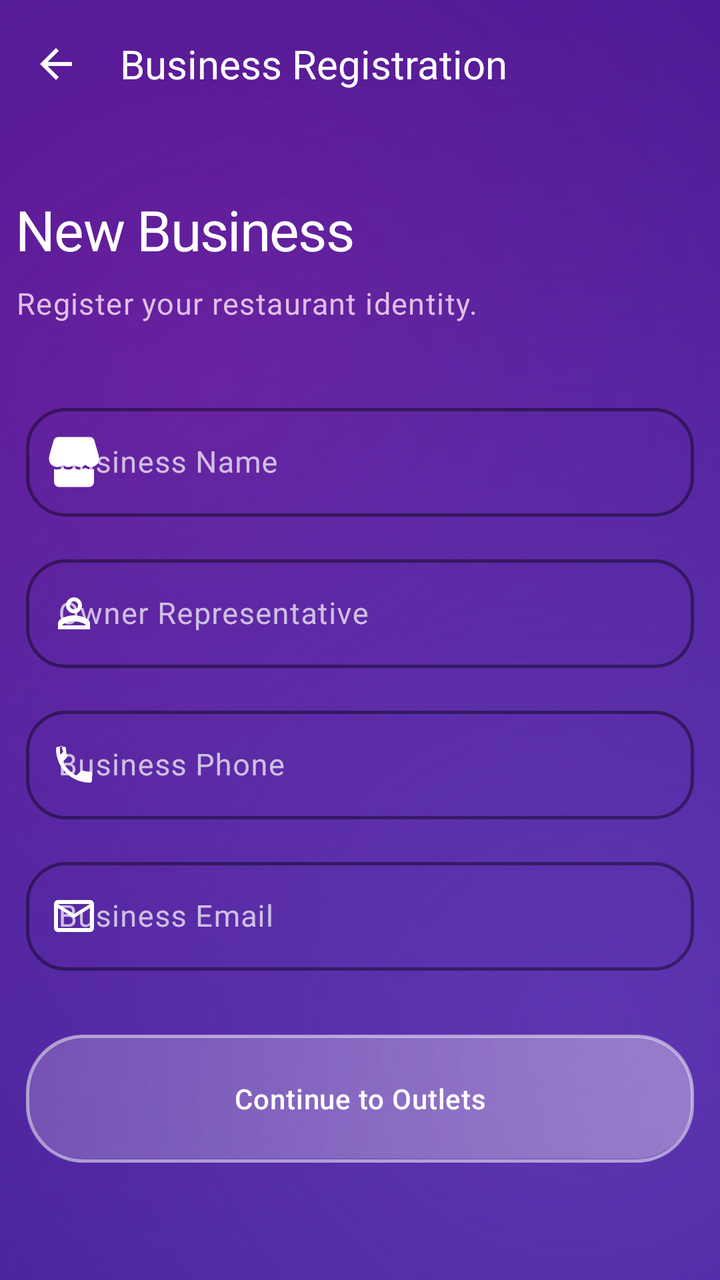
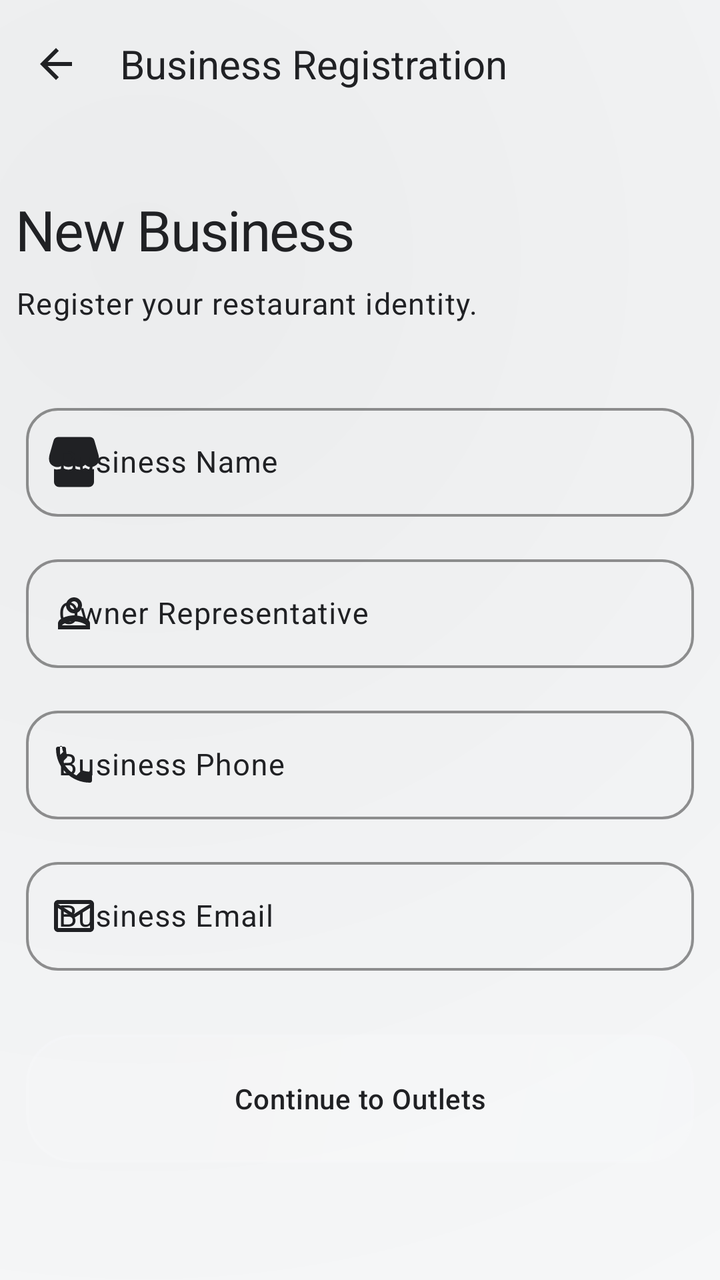

Before-and-after screenshots of an Android layout around one commit, followed by the original layout XML and the change that was made.
<!-- AndroidManifest.xml: application theme Theme.KasirAPP -->
<!-- res/layout/activity_register_restaurant.xml -->
<?xml version="1.0" encoding="utf-8"?>
<androidx.coordinatorlayout.widget.CoordinatorLayout
    xmlns:android="http://schemas.android.com/apk/res/android"
    xmlns:app="http://schemas.android.com/apk/res-auto"
    android:layout_width="match_parent"
    android:layout_height="match_parent"
    android:background="@drawable/bg_liquid_purple_gradient">

    <com.google.android.material.appbar.AppBarLayout
        android:layout_width="match_parent"
        android:layout_height="wrap_content"
        android:background="@android:color/transparent"
        android:fitsSystemWindows="true"
        app:elevation="0dp">

        <com.google.android.material.appbar.MaterialToolbar
            android:id="@+id/toolbar"
            android:layout_width="match_parent"
            android:layout_height="?attr/actionBarSize"
            app:navigationIcon="@drawable/ic_arrow_back"
            app:navigationIconTint="@color/white"
            app:title="Business Registration"
            app:titleTextColor="@color/white"
            android:background="@android:color/transparent" />

    </com.google.android.material.appbar.AppBarLayout>

    <androidx.core.widget.NestedScrollView
        android:id="@+id/scrollView"
        android:layout_width="match_parent"
        android:layout_height="match_parent"
        android:clipToPadding="false"
        android:fillViewport="true"
        app:layout_behavior="@string/appbar_scrolling_view_behavior">

        <LinearLayout
            android:id="@+id/containerRegisterRestaurant"
            android:layout_width="match_parent"
            android:layout_height="wrap_content"
            android:orientation="vertical"
            android:paddingHorizontal="8dp"
            android:paddingTop="32dp">

            
            <View android:id="@+id/imgHeader" android:layout_width="0dp" android:layout_height="0dp" android:visibility="gone"/>
            <View android:id="@+id/tvHeaderTitle" android:layout_width="0dp" android:layout_height="0dp" android:visibility="gone"/>
            <View android:id="@+id/tvHeaderSubtitle" android:layout_width="0dp" android:layout_height="0dp" android:visibility="gone"/>

            <TextView
                style="@style/TextAppearance.Future.HeadlineLarge"
                android:layout_width="wrap_content"
                android:layout_height="wrap_content"
                android:text="New Business"
                android:textColor="@color/white" />

            <TextView
                style="@style/TextAppearance.Future.BodyLarge"
                android:layout_width="wrap_content"
                android:layout_height="wrap_content"
                android:layout_marginTop="8dp"
                android:text="Register your restaurant identity."
                android:textColor="#E1BEE7" />

            <com.google.android.material.card.MaterialCardView
                style="@style/Widget.App.Card"
                android:id="@+id/cardForm"
                android:layout_width="match_parent"
                android:layout_height="wrap_content"
                android:layout_marginTop="32dp"
                app:cardCornerRadius="32dp"
                app:cardElevation="0dp">

                <LinearLayout
                    android:layout_width="match_parent"
                    android:layout_height="wrap_content"
                    android:orientation="vertical"
                    android:padding="5dp">

                    <com.google.android.material.textfield.TextInputLayout
                        style="@style/Widget.App.TextInputLayout"
                        android:layout_width="match_parent"
                        android:layout_height="wrap_content"
                        app:startIconDrawable="@drawable/ic_store"
                        app:startIconTint="@color/white"
                        app:hintTextColor="@color/white"
                        app:boxStrokeColor="@color/white"
                        android:hint="Business Name">
                        <com.google.android.material.textfield.TextInputEditText
                            android:id="@+id/edtNamaRestoran"
                            android:layout_width="match_parent"
                            android:layout_height="wrap_content"
                            android:textColor="@color/white"
                            android:inputType="textCapWords"/>
                    </com.google.android.material.textfield.TextInputLayout>

                    <com.google.android.material.textfield.TextInputLayout
                        style="@style/Widget.App.TextInputLayout"
                        android:layout_width="match_parent"
                        android:layout_height="wrap_content"
                        android:layout_marginTop="16dp"
                        app:startIconDrawable="@drawable/ic_person"
                        app:startIconTint="@color/white"
                        app:hintTextColor="@color/white"
                        app:boxStrokeColor="@color/white"
                        android:hint="Owner Representative">
                        <com.google.android.material.textfield.TextInputEditText
                            android:id="@+id/edtPemilik"
                            android:layout_width="match_parent"
                            android:layout_height="wrap_content"
                            android:textColor="@color/white"
                            android:inputType="textPersonName"/>
                    </com.google.android.material.textfield.TextInputLayout>

                    <com.google.android.material.textfield.TextInputLayout
                        style="@style/Widget.App.TextInputLayout"
                        android:layout_width="match_parent"
                        android:layout_height="wrap_content"
                        android:layout_marginTop="16dp"
                        app:startIconDrawable="@drawable/ic_phone"
                        app:startIconTint="@color/white"
                        app:hintTextColor="@color/white"
                        app:boxStrokeColor="@color/white"
                        android:hint="Business Phone">
                        <com.google.android.material.textfield.TextInputEditText
                            android:id="@+id/edtTelepon"
                            android:layout_width="match_parent"
                            android:layout_height="wrap_content"
                            android:textColor="@color/white"
                            android:inputType="phone"/>
                    </com.google.android.material.textfield.TextInputLayout>

                    <com.google.android.material.textfield.TextInputLayout
                        style="@style/Widget.App.TextInputLayout"
                        android:layout_width="match_parent"
                        android:layout_height="wrap_content"
                        android:layout_marginTop="16dp"
                        app:startIconDrawable="@drawable/ic_email"
                        app:startIconTint="@color/white"
                        app:hintTextColor="@color/white"
                        app:boxStrokeColor="@color/white"
                        android:hint="Business Email">
                        <com.google.android.material.textfield.TextInputEditText
                            android:id="@+id/edtEmail"
                            android:layout_width="match_parent"
                            android:layout_height="wrap_content"
                            android:textColor="@color/white"
                            android:inputType="textEmailAddress"/>
                    </com.google.android.material.textfield.TextInputLayout>

                    <com.google.android.material.button.MaterialButton
                        android:id="@+id/btnLanjutCabang"
                        style="@style/Widget.App.Button"
                        android:layout_width="match_parent"
                        android:layout_height="64dp"
                        android:layout_marginTop="32dp"
                        android:text="Continue to Outlets"
                        android:textAllCaps="false"
                        android:textAppearance="@style/TextAppearance.Future.LabelLarge"
                        android:textColor="@color/white"
                        app:cornerRadius="20dp" />

                </LinearLayout>

            </com.google.android.material.card.MaterialCardView>

        </LinearLayout>
    </androidx.core.widget.NestedScrollView>
</androidx.coordinatorlayout.widget.CoordinatorLayout>
<!-- resources referenced by this layout -->
<resources>
  <color name="white">#FFFFFF</color>
  <!-- drawable bg_liquid_purple_gradient (drawable) -->
  <?xml version="1.0" encoding="utf-8"?>
  <layer-list xmlns:android="http://schemas.android.com/apk/res/android">
      
      <item>
          <shape android:shape="rectangle">
              <solid android:color="#311B92" />
          </shape>
      </item>
  
      
      <item>
          <shape android:shape="rectangle">
              <gradient
                  android:angle="135"
                  android:centerX="30%"
                  android:centerY="30%"
                  android:endColor="@android:color/transparent"
                  android:gradientRadius="600dp"
                  android:startColor="#6A1B9A"
                  android:type="radial" />
          </shape>
      </item>
  
      
      <item>
          <shape android:shape="rectangle">
              <gradient
                  android:angle="315"
                  android:centerX="80%"
                  android:centerY="80%"
                  android:endColor="@android:color/transparent"
                  android:gradientRadius="500dp"
                  android:startColor="#5E35B1"
                  android:type="radial" />
          </shape>
      </item>
  </layer-list>
  <style name="Widget.App.Button" parent="Widget.Material3.Button.TonalButton">
          <item name="cornerRadius">20dp</item>
          <item name="android:background">@drawable/bg_liquid_glass</item>
          <item name="android:insetTop">0dp</item>
          <item name="android:insetBottom">0dp</item>
          <item name="android:textColor">@color/white</item>
      </style>
  <style name="Widget.App.Card" parent="Widget.Material3.CardView.Filled">
          <item name="cardCornerRadius">28dp</item>
          <item name="cardElevation">0dp</item>
          <item name="strokeWidth">0dp</item>
          <item name="android:background">@drawable/bg_liquid_glass</item>
          <item name="cardBackgroundColor">@android:color/transparent</item>
      </style>
  <style name="Widget.App.TextInputLayout" parent="Widget.Material3.TextInputLayout.OutlinedBox">
          <item name="boxCornerRadiusTopStart">20dp</item>
          <item name="boxCornerRadiusTopEnd">20dp</item>
          <item name="boxCornerRadiusBottomStart">20dp</item>
          <item name="boxCornerRadiusBottomEnd">20dp</item>
          <item name="boxStrokeColor">#80FFFFFF</item>
          <item name="boxStrokeWidth">1.5dp</item>
          <item name="boxStrokeWidthFocused">2.5dp</item>
          <item name="android:textColorHint">#B3FFFFFF</item>
      </style>
  <style name="TextAppearance.Premium.BodyLarge" parent="TextAppearance.Material3.BodyLarge">
          <item name="android:textSize">15sp</item>
          <item name="android:fontFamily">sans-serif</item>
          <item name="android:lineSpacingExtra">3dp</item>
          <item name="android:textColor">#E1BEE7</item>
      </style>
  <style name="TextAppearance.Premium.HeadlineLarge" parent="TextAppearance.Material3.HeadlineLarge">
          <item name="android:textSize">28sp</item>
          <item name="android:fontFamily">sans-serif-medium</item>
          <item name="android:letterSpacing">-0.02</item>
          <item name="android:textColor">@color/white</item>
      </style>
  <style name="TextAppearance.Premium.LabelLarge" parent="TextAppearance.Material3.LabelLarge">
          <item name="android:textSize">14sp</item>
          <item name="android:fontFamily">sans-serif-medium</item>
          <item name="android:letterSpacing">0.02</item>
          <item name="android:textColor">#B39DDB</item>
      </style>
  <!-- drawable bg_liquid_glass (drawable) -->
  <?xml version="1.0" encoding="utf-8"?>
  <layer-list xmlns:android="http://schemas.android.com/apk/res/android">
      
      <item>
          <shape android:shape="rectangle">
              <solid android:color="#1A000000" />
              <corners android:radius="28dp" />
          </shape>
      </item>
  
      
      <item android:bottom="2dp" android:left="1dp" android:right="1dp" android:top="1dp">
          <shape android:shape="rectangle">
              <gradient
                  android:angle="135"
                  android:endColor="#1AFFFFFF"
                  android:startColor="#4DFFFFFF"
                  android:type="linear" />
              <corners android:radius="28dp" />
          </shape>
      </item>
  
      
      <item>
          <shape android:shape="rectangle">
              <solid android:color="@android:color/transparent" />
              <corners android:radius="28dp" />
              <stroke
                  android:width="1.5dp"
                  android:color="#80FFFFFF" />
          </shape>
      </item>
  </layer-list>
  <style name="Base.Theme.KasirAPP" parent="Theme.Material3.Light.NoActionBar">
          
          <item name="colorPrimary">@color/primary</item>
          <item name="colorOnPrimary">@color/on_primary</item>
          <item name="colorPrimaryContainer">@color/primary_container</item>
          <item name="colorOnPrimaryContainer">@color/on_primary_container</item>
  
          <item name="colorSecondary">@color/secondary</item>
          <item name="colorOnSecondary">@color/on_secondary</item>
          <item name="colorSecondaryContainer">@color/secondary_container</item>
          <item name="colorOnSecondaryContainer">@color/on_secondary_container</item>
  
          <item name="android:windowBackground">@color/background</item>
          <item name="colorSurface">@color/surface</item>
          <item name="colorOnSurface">@color/on_surface</item>
          <item name="colorSurfaceVariant">@color/surface_variant</item>
          <item name="colorOnSurfaceVariant">@color/on_surface_variant</item>
          <item name="colorOutline">@color/outline</item>
  
          
          <item name="android:statusBarColor">@android:color/transparent</item>
          <item name="android:windowLightStatusBar">false</item>
          <item name="android:navigationBarColor">@android:color/transparent</item>
          <item name="android:windowLightNavigationBar" tools:targetApi="27">false</item>
  
          
          <item name="materialCardViewStyle">@style/Widget.App.Card</item>
          <item name="materialButtonStyle">@style/Widget.App.Button</item>
          <item name="textInputStyle">@style/Widget.App.TextInputLayout</item>
  
          
          <item name="textAppearanceHeadlineLarge">@style/TextAppearance.Premium.HeadlineLarge</item>
          <item name="textAppearanceTitleLarge">@style/TextAppearance.Premium.TitleLarge</item>
          <item name="textAppearanceBodyLarge">@style/TextAppearance.Premium.BodyLarge</item>
          <item name="textAppearanceLabelLarge">@style/TextAppearance.Premium.LabelLarge</item>
      </style>
  <color name="primary">#5E35B1</color>
  <color name="primary_container">#F3E5F5</color>
  <color name="on_primary_container">#4A148C</color>
  <color name="secondary">#7B1FA2</color>
  <color name="background">#F5F6FA</color>
  <color name="on_surface_variant">#625B71</color>
  <color name="outline">#7B6F96</color>
  <style name="TextAppearance.Premium.TitleLarge" parent="TextAppearance.Material3.TitleLarge">
          <item name="android:textSize">20sp</item>
          <item name="android:fontFamily">sans-serif-medium</item>
          <item name="android:textColor">@color/white</item>
      </style>
  <!-- unchanged entries left out for length: 16 -->
</resources>

<!-- the commit's change to res/layout/activity_register_restaurant.xml (unified diff, before → after) -->
@@ -18,9 +18,9 @@
             android:layout_width="match_parent"
             android:layout_height="?attr/actionBarSize"
             app:navigationIcon="@drawable/ic_arrow_back"
-            app:navigationIconTint="@color/white"
+            app:navigationIconTint="?attr/colorOnSurface"
             app:title="Business Registration"
-            app:titleTextColor="@color/white"
+            app:titleTextColor="?attr/colorOnSurface"
             android:background="@android:color/transparent" />
 
     </com.google.android.material.appbar.AppBarLayout>
@@ -51,7 +51,7 @@
                 android:layout_width="wrap_content"
                 android:layout_height="wrap_content"
                 android:text="New Business"
-                android:textColor="@color/white" />
+                android:textColor="?attr/colorOnSurface" />
 
             <TextView
                 style="@style/TextAppearance.Future.BodyLarge"
@@ -59,7 +59,7 @@
                 android:layout_height="wrap_content"
                 android:layout_marginTop="8dp"
                 android:text="Register your restaurant identity."
-                android:textColor="#E1BEE7" />
+                android:textColor="?attr/colorOnSurfaceVariant" />
 
             <com.google.android.material.card.MaterialCardView
                 style="@style/Widget.App.Card"
@@ -81,15 +81,15 @@
                         android:layout_width="match_parent"
                         android:layout_height="wrap_content"
                         app:startIconDrawable="@drawable/ic_store"
-                        app:startIconTint="@color/white"
-                        app:hintTextColor="@color/white"
-                        app:boxStrokeColor="@color/white"
+                        app:startIconTint="?attr/colorOnSurfaceVariant"
+                        app:hintTextColor="?attr/colorOnSurfaceVariant"
+                        app:boxStrokeColor="?attr/colorOutline"
                         android:hint="Business Name">
                         <com.google.android.material.textfield.TextInputEditText
                             android:id="@+id/edtNamaRestoran"
                             android:layout_width="match_parent"
                             android:layout_height="wrap_content"
-                            android:textColor="@color/white"
+                            android:textColor="?attr/colorOnSurface"
                             android:inputType="textCapWords"/>
                     </com.google.android.material.textfield.TextInputLayout>
 
@@ -99,15 +99,15 @@
                         android:layout_height="wrap_content"
                         android:layout_marginTop="16dp"
                         app:startIconDrawable="@drawable/ic_person"
-                        app:startIconTint="@color/white"
-                        app:hintTextColor="@color/white"
-                        app:boxStrokeColor="@color/white"
+                        app:startIconTint="?attr/colorOnSurfaceVariant"
+                        app:hintTextColor="?attr/colorOnSurfaceVariant"
+                        app:boxStrokeColor="?attr/colorOutline"
                         android:hint="Owner Representative">
                         <com.google.android.material.textfield.TextInputEditText
                             android:id="@+id/edtPemilik"
                             android:layout_width="match_parent"
                             android:layout_height="wrap_content"
-                            android:textColor="@color/white"
+                            android:textColor="?attr/colorOnSurface"
                             android:inputType="textPersonName"/>
                     </com.google.android.material.textfield.TextInputLayout>
 
@@ -117,15 +117,15 @@
                         android:layout_height="wrap_content"
                         android:layout_marginTop="16dp"
                         app:startIconDrawable="@drawable/ic_phone"
-                        app:startIconTint="@color/white"
-                        app:hintTextColor="@color/white"
-                        app:boxStrokeColor="@color/white"
+                        app:startIconTint="?attr/colorOnSurfaceVariant"
+                        app:hintTextColor="?attr/colorOnSurfaceVariant"
+                        app:boxStrokeColor="?attr/colorOutline"
                         android:hint="Business Phone">
                         <com.google.android.material.textfield.TextInputEditText
                             android:id="@+id/edtTelepon"
                             android:layout_width="match_parent"
                             android:layout_height="wrap_content"
-                            android:textColor="@color/white"
+                            android:textColor="?attr/colorOnSurface"
                             android:inputType="phone"/>
                     </com.google.android.material.textfield.TextInputLayout>
 
@@ -135,15 +135,15 @@
                         android:layout_height="wrap_content"
                         android:layout_marginTop="16dp"
                         app:startIconDrawable="@drawable/ic_email"
-                        app:startIconTint="@color/white"
-                        app:hintTextColor="@color/white"
-                        app:boxStrokeColor="@color/white"
+                        app:startIconTint="?attr/colorOnSurfaceVariant"
+                        app:hintTextColor="?attr/colorOnSurfaceVariant"
+                        app:boxStrokeColor="?attr/colorOutline"
                         android:hint="Business Email">
                         <com.google.android.material.textfield.TextInputEditText
                             android:id="@+id/edtEmail"
                             android:layout_width="match_parent"
                             android:layout_height="wrap_content"
-                            android:textColor="@color/white"
+                            android:textColor="?attr/colorOnSurface"
                             android:inputType="textEmailAddress"/>
                     </com.google.android.material.textfield.TextInputLayout>
 
@@ -156,7 +156,7 @@
                         android:text="Continue to Outlets"
                         android:textAllCaps="false"
                         android:textAppearance="@style/TextAppearance.Future.LabelLarge"
-                        android:textColor="@color/white"
+                        android:textColor="?attr/colorOnSurface"
                         app:cornerRadius="20dp" />
 
                 </LinearLayout>
<!-- resource entries referenced after the edit -->
@@ -1,13 +1,12 @@
 <!-- resources referenced by this layout -->
 <resources>
-  <color name="white">#FFFFFF</color>
   <!-- drawable bg_liquid_purple_gradient (drawable) -->
   <?xml version="1.0" encoding="utf-8"?>
   <layer-list xmlns:android="http://schemas.android.com/apk/res/android">
       
       <item>
           <shape android:shape="rectangle">
-              <solid android:color="#311B92" />
+              <solid android:color="?android:attr/windowBackground" />
           </shape>
       </item>
   
@@ -16,11 +15,11 @@
           <shape android:shape="rectangle">
               <gradient
                   android:angle="135"
-                  android:centerX="30%"
-                  android:centerY="30%"
+                  android:centerX="20%"
+                  android:centerY="20%"
                   android:endColor="@android:color/transparent"
-                  android:gradientRadius="600dp"
-                  android:startColor="#6A1B9A"
+                  android:gradientRadius="700dp"
+                  android:startColor="#0D000000"
                   android:type="radial" />
           </shape>
       </item>
@@ -33,53 +32,53 @@
                   android:centerX="80%"
                   android:centerY="80%"
                   android:endColor="@android:color/transparent"
-                  android:gradientRadius="500dp"
-                  android:startColor="#5E35B1"
+                  android:gradientRadius="600dp"
+                  android:startColor="#05FFFFFF"
                   android:type="radial" />
           </shape>
       </item>
   </layer-list>
   <style name="Widget.App.Button" parent="Widget.Material3.Button.TonalButton">
-          <item name="cornerRadius">20dp</item>
+          <item name="cornerRadius">16dp</item>
           <item name="android:background">@drawable/bg_liquid_glass</item>
           <item name="android:insetTop">0dp</item>
           <item name="android:insetBottom">0dp</item>
-          <item name="android:textColor">@color/white</item>
+          <item name="android:textColor">?attr/colorOnSurface</item>
       </style>
   <style name="Widget.App.Card" parent="Widget.Material3.CardView.Filled">
-          <item name="cardCornerRadius">28dp</item>
+          <item name="cardCornerRadius">24dp</item>
           <item name="cardElevation">0dp</item>
           <item name="strokeWidth">0dp</item>
           <item name="android:background">@drawable/bg_liquid_glass</item>
           <item name="cardBackgroundColor">@android:color/transparent</item>
       </style>
   <style name="Widget.App.TextInputLayout" parent="Widget.Material3.TextInputLayout.OutlinedBox">
-          <item name="boxCornerRadiusTopStart">20dp</item>
-          <item name="boxCornerRadiusTopEnd">20dp</item>
-          <item name="boxCornerRadiusBottomStart">20dp</item>
-          <item name="boxCornerRadiusBottomEnd">20dp</item>
-          <item name="boxStrokeColor">#80FFFFFF</item>
-          <item name="boxStrokeWidth">1.5dp</item>
-          <item name="boxStrokeWidthFocused">2.5dp</item>
-          <item name="android:textColorHint">#B3FFFFFF</item>
+          <item name="boxCornerRadiusTopStart">16dp</item>
+          <item name="boxCornerRadiusTopEnd">16dp</item>
+          <item name="boxCornerRadiusBottomStart">16dp</item>
+          <item name="boxCornerRadiusBottomEnd">16dp</item>
+          <item name="boxStrokeColor">?attr/colorOutline</item>
+          <item name="boxStrokeWidth">1.2dp</item>
+          <item name="boxStrokeWidthFocused">2dp</item>
+          <item name="android:textColorHint">?attr/colorOnSurfaceVariant</item>
       </style>
   <style name="TextAppearance.Premium.BodyLarge" parent="TextAppearance.Material3.BodyLarge">
           <item name="android:textSize">15sp</item>
           <item name="android:fontFamily">sans-serif</item>
           <item name="android:lineSpacingExtra">3dp</item>
-          <item name="android:textColor">#E1BEE7</item>
+          <item name="android:textColor">?attr/colorOnSurfaceVariant</item>
       </style>
   <style name="TextAppearance.Premium.HeadlineLarge" parent="TextAppearance.Material3.HeadlineLarge">
           <item name="android:textSize">28sp</item>
           <item name="android:fontFamily">sans-serif-medium</item>
           <item name="android:letterSpacing">-0.02</item>
-          <item name="android:textColor">@color/white</item>
+          <item name="android:textColor">?attr/colorOnSurface</item>
       </style>
   <style name="TextAppearance.Premium.LabelLarge" parent="TextAppearance.Material3.LabelLarge">
           <item name="android:textSize">14sp</item>
           <item name="android:fontFamily">sans-serif-medium</item>
           <item name="android:letterSpacing">0.02</item>
-          <item name="android:textColor">#B39DDB</item>
+          <item name="android:textColor">?attr/colorSecondary</item>
       </style>
   <!-- drawable bg_liquid_glass (drawable) -->
   <?xml version="1.0" encoding="utf-8"?>
@@ -87,20 +86,48 @@
       
       <item>
           <shape android:shape="rectangle">
-              <solid android:color="#1A000000" />
-              <corners android:radius="28dp" />
+              <solid android:color="#0D000000" />
+              <corners android:radius="24dp" />
           </shape>
       </item>
   
       
-      <item android:bottom="2dp" android:left="1dp" android:right="1dp" android:top="1dp">
+      <item android:bottom="1dp" android:left="1dp" android:right="1dp" android:top="1dp">
           <shape android:shape="rectangle">
               <gradient
                   android:angle="135"
-                  android:endColor="#1AFFFFFF"
-                  android:startColor="#4DFFFFFF"
+                  android:startColor="#26FFFFFF"
+                  android:endColor="#0DFFFFFF"
                   android:type="linear" />
-              <corners android:radius="28dp" />
+              <corners android:radius="24dp" />
+          </shape>
+      </item>
+  
+      
+      <item>
+          <shape android:shape="rectangle">
+              <gradient
+                  android:centerX="80%"
+                  android:centerY="20%"
+                  android:gradientRadius="120dp"
+                  android:startColor="#1AFFFFFF"
+                  android:endColor="@android:color/transparent"
+                  android:type="radial" />
+              <corners android:radius="24dp" />
+          </shape>
+      </item>
+  
+      
+      <item>
+          <shape android:shape="rectangle">
+              <gradient
+                  android:centerX="20%"
+                  android:centerY="80%"
+                  android:gradientRadius="150dp"
+                  android:startColor="#0D000000"
+                  android:endColor="@android:color/transparent"
+                  android:type="radial" />
+              <corners android:radius="24dp" />
           </shape>
       </item>
   
@@ -108,10 +135,10 @@
       <item>
           <shape android:shape="rectangle">
               <solid android:color="@android:color/transparent" />
-              <corners android:radius="28dp" />
+              <corners android:radius="24dp" />
               <stroke
-                  android:width="1.5dp"
-                  android:color="#80FFFFFF" />
+                  android:width="1.2dp"
+                  android:color="#26FFFFFF" />
           </shape>
       </item>
   </layer-list>
@@ -136,9 +163,9 @@
   
           
           <item name="android:statusBarColor">@android:color/transparent</item>
-          <item name="android:windowLightStatusBar">false</item>
+          <item name="android:windowLightStatusBar">true</item>
           <item name="android:navigationBarColor">@android:color/transparent</item>
-          <item name="android:windowLightNavigationBar" tools:targetApi="27">false</item>
+          <item name="android:windowLightNavigationBar" tools:targetApi="27">true</item>
   
           
           <item name="materialCardViewStyle">@style/Widget.App.Card</item>
@@ -151,17 +178,17 @@
           <item name="textAppearanceBodyLarge">@style/TextAppearance.Premium.BodyLarge</item>
           <item name="textAppearanceLabelLarge">@style/TextAppearance.Premium.LabelLarge</item>
       </style>
-  <color name="primary">#5E35B1</color>
-  <color name="primary_container">#F3E5F5</color>
-  <color name="on_primary_container">#4A148C</color>
-  <color name="secondary">#7B1FA2</color>
-  <color name="background">#F5F6FA</color>
-  <color name="on_surface_variant">#625B71</color>
-  <color name="outline">#7B6F96</color>
+  <color name="primary">#202124</color>
+  <color name="primary_container">#F5F6FA</color>
+  <color name="on_primary_container">#202124</color>
+  <color name="secondary">#625B71</color>
+  <color name="background">#F8F9FA</color>
+  <color name="on_surface_variant">#202124</color>
+  <color name="outline">#CCCCCC</color>
   <style name="TextAppearance.Premium.TitleLarge" parent="TextAppearance.Material3.TitleLarge">
           <item name="android:textSize">20sp</item>
           <item name="android:fontFamily">sans-serif-medium</item>
-          <item name="android:textColor">@color/white</item>
+          <item name="android:textColor">?attr/colorOnSurface</item>
       </style>
   <!-- unchanged entries left out for length: 16 -->
 </resources>
